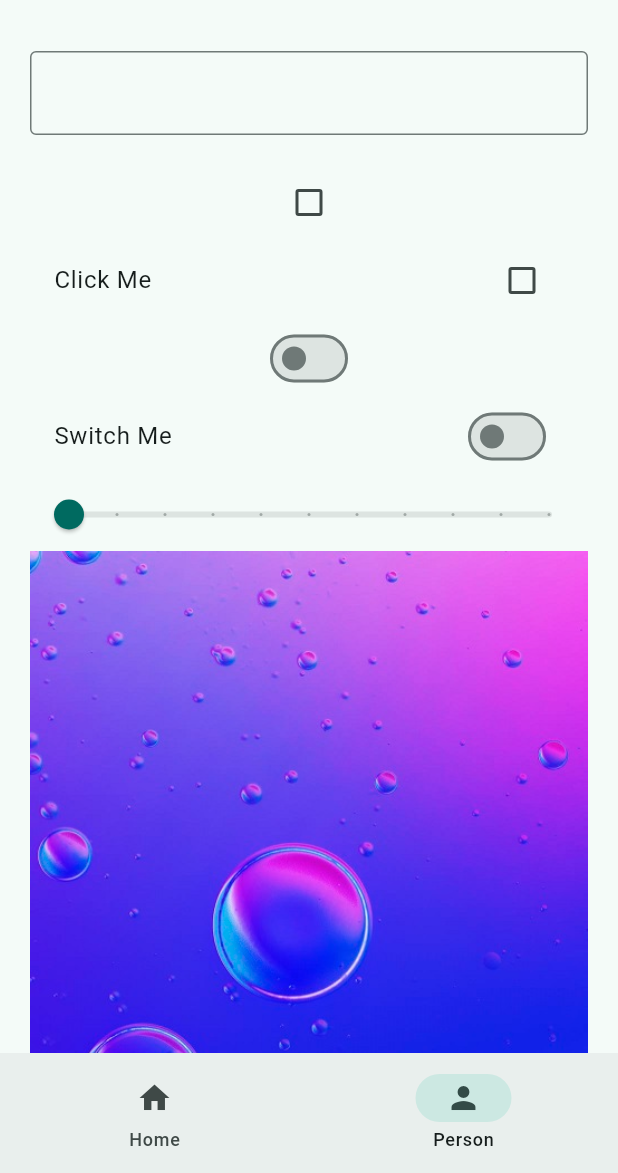
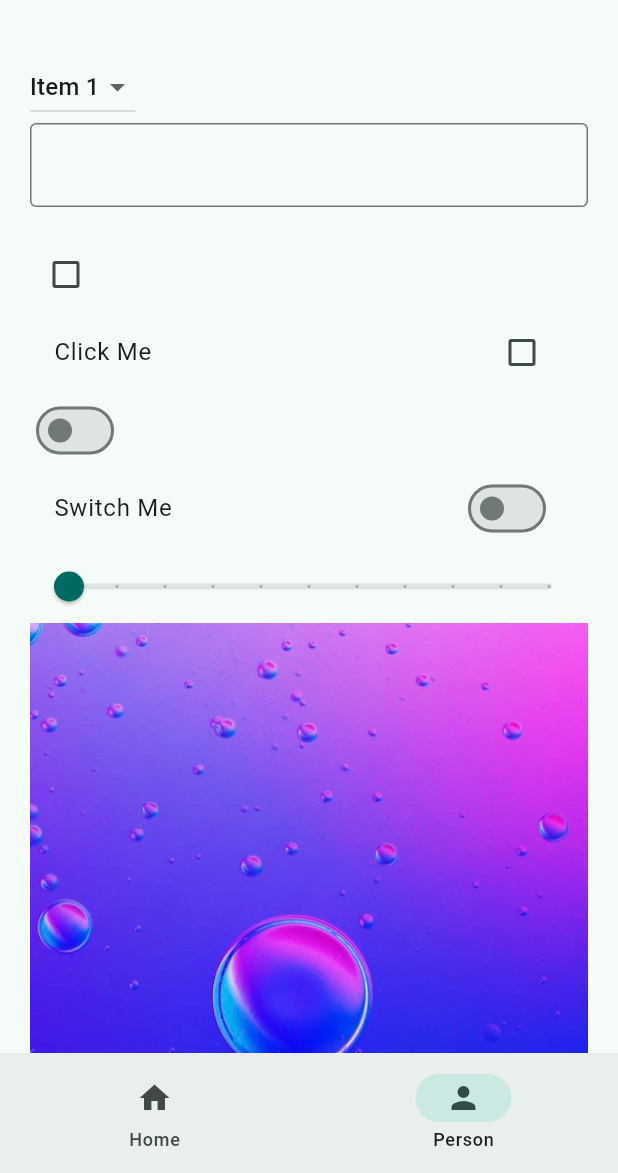
Before and after one commit to macwindow10/ultimate_flutter_app, a Flutter app: the screen it shows after launch, item 2 of the bottom bar chosen, on a phone screen of 412 x 824 dp, the part 63-1236 px from its top. Run offline on Flutter 3.47's test engine with Material 3 defaults, Android fonts, the phone set to English and light mode, and no system bars.

Commit message:
form controls

```diff
--- a/lib/views/pages/profile_page.dart
+++ b/lib/views/pages/profile_page.dart
@@ -12,13 +12,31 @@ class _ProfilePageState extends State<ProfilePage> {
   bool? isChecked = false;
   bool isSwitched = false;
   double sliderValue = 0.0;
+  String? item = "Item 1";
+
   @override
   Widget build(BuildContext context) {
     return SingleChildScrollView(
       child: Padding(
         padding: const EdgeInsets.all(20.0),
         child: Column(
+          crossAxisAlignment: CrossAxisAlignment.start,
           children: [
+            DropdownButton<String>(
+              items: <String>['Item 1', 'Item 2', 'Item 3'].map((String value) {
+                return DropdownMenuItem<String>(
+                  value: value,
+                  child: Text(value),
+                );
+              }).toList(),
+              onChanged: (value) {
+                print(value);
+                setState(() {
+                  item = value;
+                });
+              },
+              value: item,
+            ),
             TextField(
               controller: controller,
               decoration: InputDecoration(border: OutlineInputBorder()),
```
Also changed, not shown: 1 other file.
